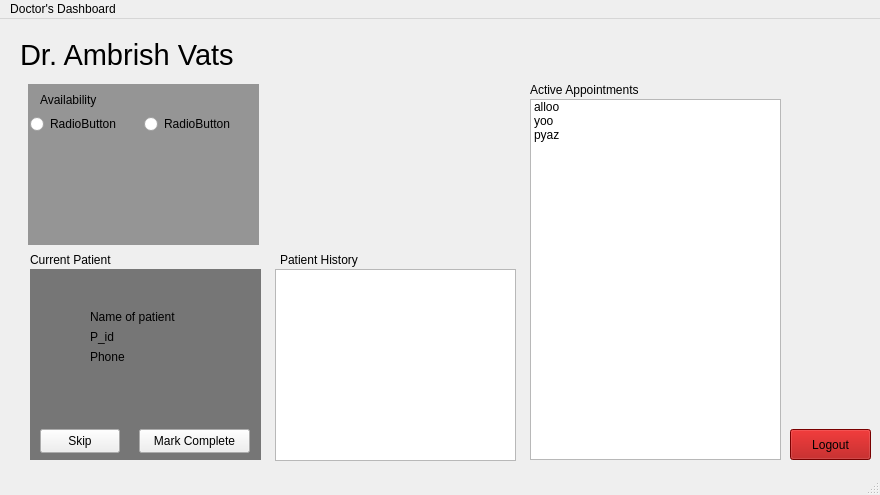
pratham-0204/VedSync, file dashboard_doctor.ui: the form before one commit.
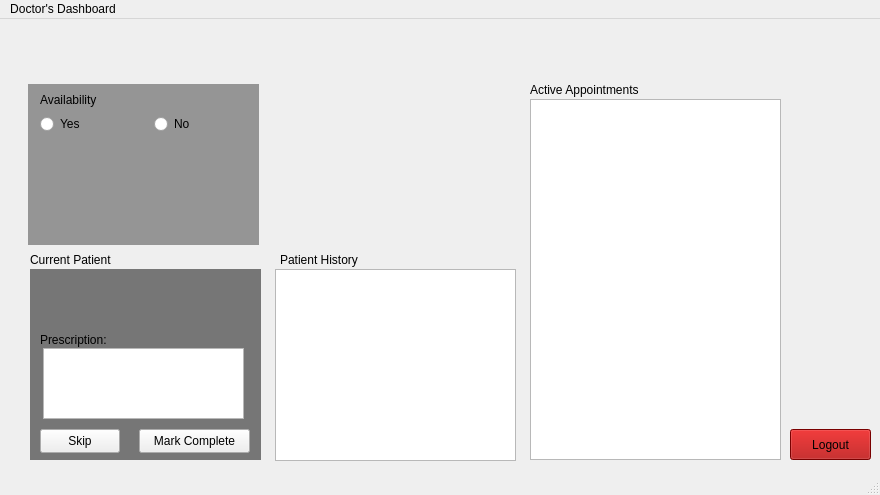
The form after the commit.

Commit message: Created Doctor's Dashboard

```diff
--- a/dashboard_doctor.ui
+++ b/dashboard_doctor.ui
@@ -14,7 +14,7 @@
    <string>MainWindow</string>
   </property>
   <widget class="QWidget" name="centralwidget">
-   <widget class="QListWidget" name="listWidget">
+   <widget class="QListWidget" name="apointments">
     <property name="geometry">
      <rect>
       <x>530</x>
@@ -23,21 +23,6 @@
       <height>361</height>
      </rect>
     </property>
-    <item>
-     <property name="text">
-      <string>alloo</string>
-     </property>
-    </item>
-    <item>
-     <property name="text">
-      <string>yoo</string>
-     </property>
-    </item>
-    <item>
-     <property name="text">
-      <string>pyaz</string>
-     </property>
-    </item>
    </widget>
    <widget class="QLabel" name="label">
     <property name="geometry">
@@ -68,13 +53,13 @@
      <string>Logout</string>
     </property>
    </widget>
-   <widget class="QLabel" name="label_2">
+   <widget class="QLabel" name="Doctor_name">
     <property name="geometry">
      <rect>
-      <x>20</x>
-      <y>20</y>
+      <x>30</x>
+      <y>0</y>
       <width>221</width>
-      <height>31</height>
+      <height>41</height>
      </rect>
     </property>
     <property name="font">
@@ -83,10 +68,10 @@
      </font>
     </property>
     <property name="text">
-     <string>Dr. Ambrish Vats</string>
+     <string>&lt;Doctor Name&gt;</string>
     </property>
    </widget>
-   <widget class="QListWidget" name="listWidget_2">
+   <widget class="QListWidget" name="patient_history">
     <property name="geometry">
      <rect>
       <x>275</x>
@@ -138,7 +123,7 @@
      <string>Current Patient</string>
     </property>
    </widget>
-   <widget class="QPushButton" name="pushButton_2">
+   <widget class="QPushButton" name="mark_complete_button">
     <property name="geometry">
      <rect>
       <x>139</x>
@@ -164,43 +149,30 @@
      <string>Skip</string>
     </property>
    </widget>
-   <widget class="QLabel" name="label_6">
+   <widget class="QLabel" name="Patient_name">
     <property name="geometry">
      <rect>
-      <x>90</x>
-      <y>290</y>
-      <width>91</width>
-      <height>16</height>
+      <x>40</x>
+      <y>260</y>
+      <width>131</width>
+      <height>21</height>
      </rect>
     </property>
     <property name="text">
-     <string>Name of patient</string>
+     <string>&lt;Name of patient&gt;</string>
     </property>
    </widget>
-   <widget class="QLabel" name="label_7">
+   <widget class="QLabel" name="p_id">
     <property name="geometry">
      <rect>
-      <x>90</x>
-      <y>310</y>
-      <width>49</width>
-      <height>16</height>
+      <x>40</x>
+      <y>280</y>
+      <width>101</width>
+      <height>21</height>
      </rect>
     </property>
     <property name="text">
-     <string>P_id</string>
-    </property>
-   </widget>
-   <widget class="QLabel" name="label_8">
-    <property name="geometry">
-     <rect>
-      <x>90</x>
-      <y>330</y>
-      <width>49</width>
-      <height>16</height>
-     </rect>
-    </property>
-    <property name="text">
-     <string>Phone</string>
+     <string>&lt;P_id&gt;</string>
     </property>
    </widget>
    <widget class="QLabel" name="label_9">
@@ -236,7 +208,7 @@
    <widget class="QWidget" name="layoutWidget">
     <property name="geometry">
      <rect>
-      <x>30</x>
+      <x>40</x>
       <y>80</y>
       <width>221</width>
       <height>51</height>
@@ -245,36 +217,105 @@
     <layout class="QHBoxLayout" name="horizontalLayout">
      <item>
       <widget class="QRadioButton" name="radioButton_2">
+       <property name="enabled">
+        <bool>true</bool>
+       </property>
        <property name="text">
-        <string>RadioButton</string>
+        <string>Yes</string>
        </property>
       </widget>
      </item>
      <item>
       <widget class="QRadioButton" name="radioButton">
        <property name="text">
-        <string>RadioButton</string>
+        <string>No</string>
        </property>
       </widget>
      </item>
     </layout>
    </widget>
+   <widget class="QLabel" name="doctor_id">
+    <property name="geometry">
+     <rect>
+      <x>30</x>
+      <y>40</y>
+      <width>191</width>
+      <height>20</height>
+     </rect>
+    </property>
+    <property name="text">
+     <string>&lt;D_ID&gt;</string>
+    </property>
+   </widget>
+   <widget class="QLabel" name="p_age_label">
+    <property name="geometry">
+     <rect>
+      <x>210</x>
+      <y>260</y>
+      <width>41</width>
+      <height>20</height>
+     </rect>
+    </property>
+    <property name="text">
+     <string>&lt;age&gt;</string>
+    </property>
+   </widget>
+   <widget class="QLabel" name="p_gender_label">
+    <property name="geometry">
+     <rect>
+      <x>190</x>
+      <y>280</y>
+      <width>61</width>
+      <height>20</height>
+     </rect>
+    </property>
+    <property name="text">
+     <string>&lt;gender&gt;</string>
+    </property>
+   </widget>
+   <widget class="QLabel" name="label_2">
+    <property name="geometry">
+     <rect>
+      <x>40</x>
+      <y>310</y>
+      <width>71</width>
+      <height>21</height>
+     </rect>
+    </property>
+    <property name="text">
+     <string>Prescription:</string>
+    </property>
+   </widget>
+   <widget class="QTextEdit" name="prescription_input">
+    <property name="geometry">
+     <rect>
+      <x>43</x>
+      <y>329</y>
+      <width>201</width>
+      <height>71</height>
+     </rect>
+    </property>
+   </widget>
    <zorder>label_10</zorder>
    <zorder>layoutWidget</zorder>
-   <zorder>listWidget</zorder>
+   <zorder>apointments</zorder>
    <zorder>label</zorder>
    <zorder>pushButton</zorder>
-   <zorder>label_2</zorder>
-   <zorder>listWidget_2</zorder>
+   <zorder>Doctor_name</zorder>
+   <zorder>patient_history</zorder>
    <zorder>label_3</zorder>
    <zorder>label_4</zorder>
    <zorder>label_5</zorder>
-   <zorder>pushButton_2</zorder>
+   <zorder>mark_complete_button</zorder>
    <zorder>pushButton_3</zorder>
-   <zorder>label_6</zorder>
-   <zorder>label_7</zorder>
-   <zorder>label_8</zorder>
+   <zorder>Patient_name</zorder>
+   <zorder>p_id</zorder>
    <zorder>label_9</zorder>
+   <zorder>doctor_id</zorder>
+   <zorder>p_age_label</zorder>
+   <zorder>p_gender_label</zorder>
+   <zorder>label_2</zorder>
+   <zorder>prescription_input</zorder>
   </widget>
   <widget class="QMenuBar" name="menubar">
    <property name="geometry">
```
The commit also changes 5 other files.
